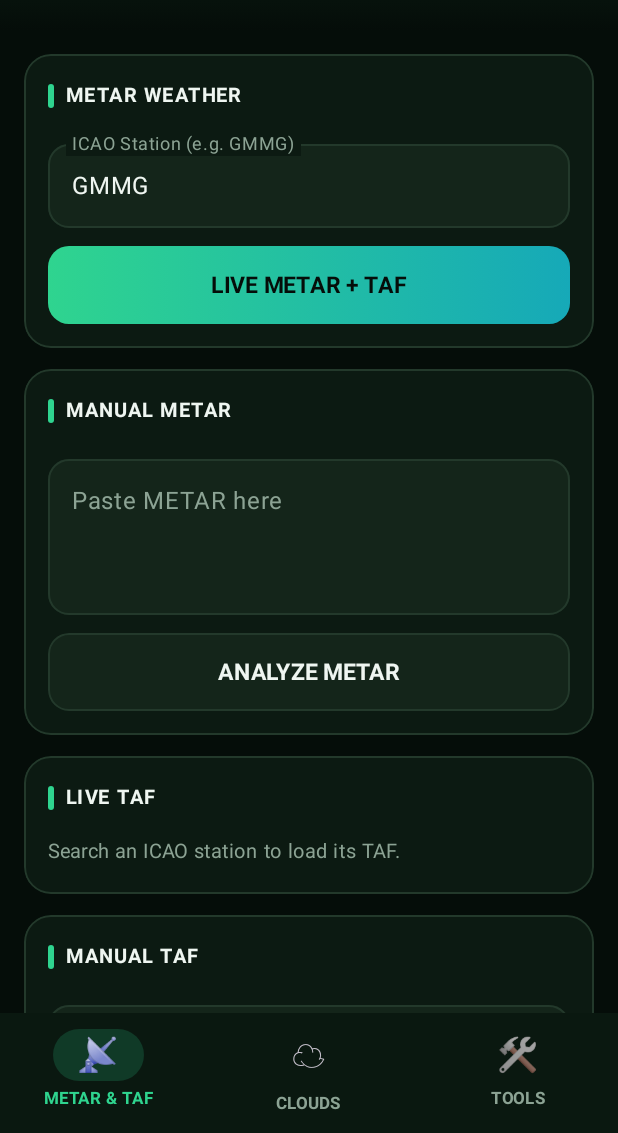
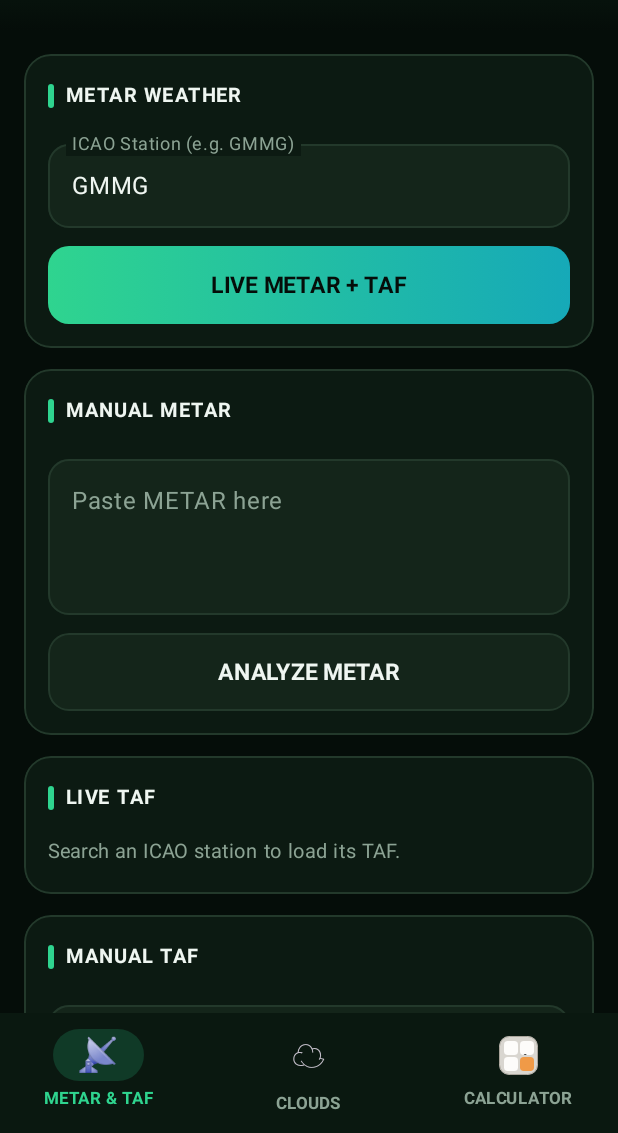
Before and after one commit to rimonbiron-wq/sky-metar-global, an Android app built with Jetpack Compose: the screen it shows after launch (MainActivity), on a phone screen of 412 x 824 dp, the part 103-1236 px from its top. Run offline under Robolectric (Android 15) with nearby library versions, the phone set to English and light mode, and no system bars.

Commit message:
Update MainActivity.kt

```diff
--- a/app/src/main/java/com/skymetarglobal/app/MainActivity.kt
+++ b/app/src/main/java/com/skymetarglobal/app/MainActivity.kt
@@ -105,7 +105,7 @@ private fun tr(en: String, fr: String, ar: String): Map<Lang, String> =
 private val translations: Map<String, Map<Lang, String>> = mapOf(
     "subtitle" to tr("GLOBAL AVIATION WEATHER", "MÉTÉO AÉRONAUTIQUE MONDIALE", "الطقس الجوي العالمي"),
     "tab_clouds" to tr("CLOUDS", "NUAGES", "السحب"),
-    "tab_calc" to tr("TOOLS", "OUTILS", "الأدوات"),
+    "tab_calc" to tr("CALCULATOR", "CALCULATRICE", "الحاسبة"),
     "metar_weather" to tr("METAR WEATHER", "MÉTÉO METAR", "طقس METAR"),
     "station_label" to tr("ICAO Station (e.g. GMMG)", "Station OACI (ex. GMMG)", "محطة ICAO (مثال GMMG)"),
     "btn_live" to tr("LIVE METAR + TAF", "METAR + TAF EN DIRECT", "METAR + TAF مباشر"),
@@ -559,7 +559,7 @@ private fun BottomBar(selected: String, onSelect: (String) -> Unit) {
     val items = listOf(
         Triple("METAR", "📡", "METAR & TAF"),
         Triple("CLOUDS", "☁", t("tab_clouds")),
-        Triple("CALC", "🛠️", t("tab_calc"))
+        Triple("CALC", "", t("tab_calc"))
     )
     NavigationBar(
         containerColor = Color(0xFF0A1810),
@@ -569,7 +569,15 @@ private fun BottomBar(selected: String, onSelect: (String) -> Unit) {
             NavigationBarItem(
                 selected = selected == id,
                 onClick = { onSelect(id) },
-                icon = { Text(icon, fontSize = 22.sp) },
+                icon = {
+                    when (id) {
+                        // drawn calculator icon (like the classic app icon), never mirrored in Arabic
+                        "CALC" -> CompositionLocalProvider(LocalLayoutDirection provides LayoutDirection.Ltr) {
+                            CalcBadgeIcon()
+                        }
+                        else -> Text(icon, fontSize = 22.sp)
+                    }
+                },
                 label = {
                     Text(label, fontSize = 11.sp, fontWeight = FontWeight.Bold, maxLines = 1)
                 },
@@ -580,6 +588,50 @@ private fun BottomBar(selected: String, onSelect: (String) -> Unit) {
                 )
             )
         }
+    }
+}
+
+/** Mini calculator app icon (2×2 keys with an orange "="), drawn in code so no image resource is needed. */
+@Composable
+private fun CalcBadgeIcon(modifier: Modifier = Modifier) {
+    Box(
+        modifier = modifier
+            .size(26.dp)
+            .clip(RoundedCornerShape(7.dp))
+            .background(Color(0xFFD9D6D0))
+            .border(0.5.dp, Color(0xFFA9A49B), RoundedCornerShape(7.dp))
+            .padding(2.dp),
+        contentAlignment = Alignment.Center
+    ) {
+        Column(verticalArrangement = Arrangement.spacedBy(1.5.dp)) {
+            Row(horizontalArrangement = Arrangement.spacedBy(1.5.dp)) {
+                CalcKeyMini("+", Color(0xFFFDFCFA))
+                CalcKeyMini("%", Color(0xFFFDFCFA))
+            }
+            Row(horizontalArrangement = Arrangement.spacedBy(1.5.dp)) {
+                CalcKeyMini("×", Color(0xFFFDFCFA))
+                CalcKeyMini("=", Color(0xFFF09A47))
+            }
+        }
+    }
+}
+
+@Composable
+private fun CalcKeyMini(symbol: String, bg: Color) {
+    Box(
+        modifier = Modifier
+            .size(9.5.dp)
+            .clip(RoundedCornerShape(2.5.dp))
+            .background(bg),
+        contentAlignment = Alignment.Center
+    ) {
+        Text(
+            symbol,
+            fontSize = 7.sp,
+            fontWeight = FontWeight.Bold,
+            color = Color(0xFF1A1B1D),
+            maxLines = 1
+        )
     }
 }
 
```
